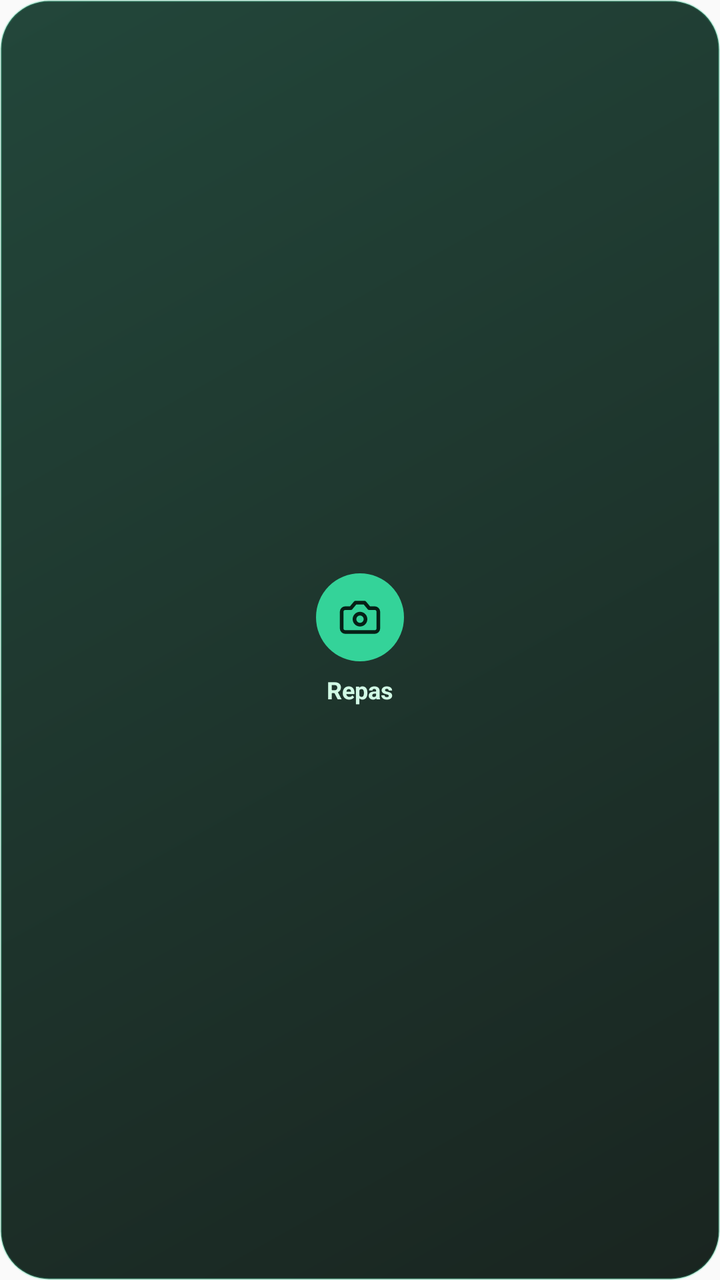
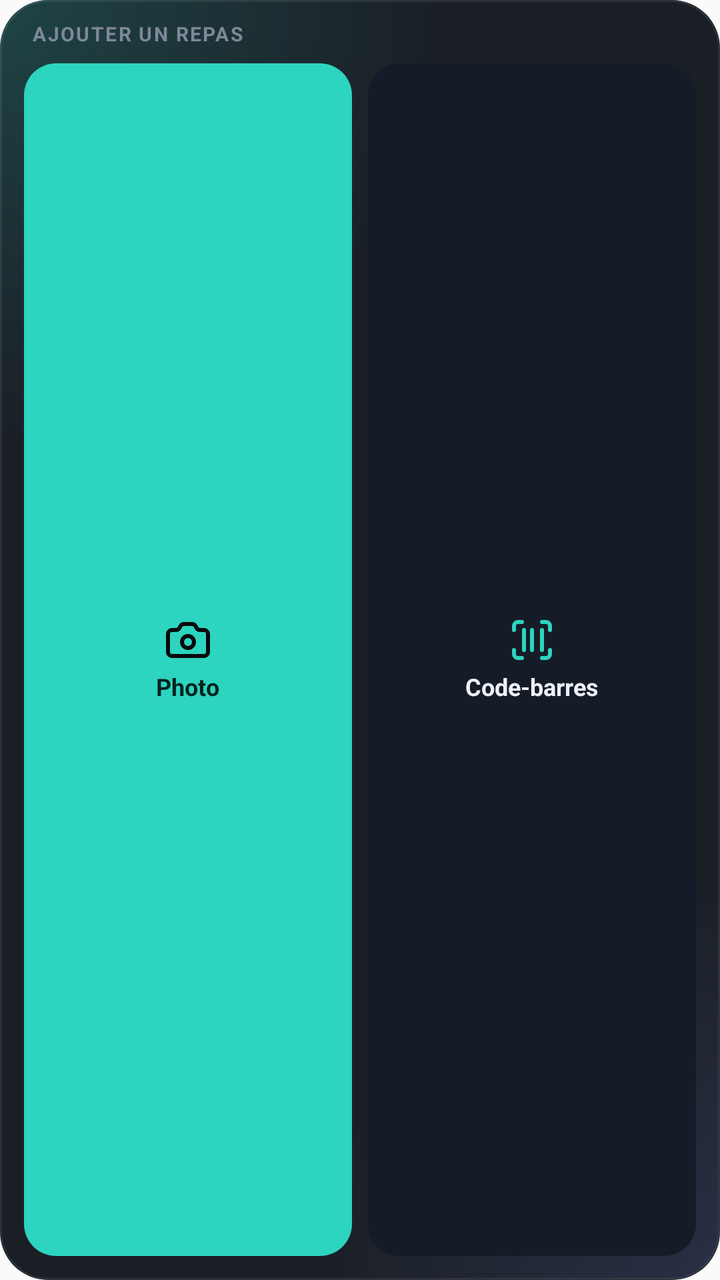

Two renders of the same Android screen: before a commit and after it. Below are the layout's source before the change and the commit's diff.
<!-- AndroidManifest.xml: application theme AppTheme -->
<!-- res/layout/widget_photo.xml -->
<?xml version="1.0" encoding="utf-8"?>
<LinearLayout xmlns:android="http://schemas.android.com/apk/res/android"
    android:id="@+id/photo_root"
    android:layout_width="match_parent"
    android:layout_height="match_parent"
    android:background="@drawable/widget_photo_bg"
    android:gravity="center"
    android:orientation="vertical"
    android:padding="8dp">

    <ImageView
        android:layout_width="44dp"
        android:layout_height="44dp"
        android:background="@drawable/widget_photo_icon_bg"
        android:padding="11dp"
        android:src="@drawable/ic_widget_camera"
        android:contentDescription="@null" />

    <TextView
        android:layout_width="wrap_content"
        android:layout_height="wrap_content"
        android:layout_marginTop="6dp"
        android:text="@string/widget_photo_label"
        android:textColor="#D1FAE5"
        android:textSize="12sp"
        android:textStyle="bold" />
</LinearLayout>
<!-- resources referenced by this layout -->
<resources>
  <!-- drawable ic_widget_camera (drawable) -->
  <?xml version="1.0" encoding="utf-8"?>
  <vector xmlns:android="http://schemas.android.com/apk/res/android"
      android:width="24dp" android:height="24dp" android:viewportWidth="24" android:viewportHeight="24">
      <path android:fillColor="#00000000" android:strokeColor="#062016" android:strokeWidth="2"
          android:strokeLineCap="round" android:strokeLineJoin="round"
          android:pathData="M14.5,4h-5L7,7H4a2,2 0,0 0,-2 2v9a2,2 0,0 0,2 2h16a2,2 0,0 0,2 -2V9a2,2 0,0 0,-2 -2h-3l-2.5,-3z" />
      <path android:fillColor="#00000000" android:strokeColor="#062016" android:strokeWidth="2"
          android:pathData="M12,13m-3,0a3,3 0,1 0,6 0a3,3 0,1 0,-6 0" />
  </vector>
  <!-- drawable widget_photo_bg (drawable) -->
  <?xml version="1.0" encoding="utf-8"?>
  <shape xmlns:android="http://schemas.android.com/apk/res/android" android:shape="rectangle">
      <gradient android:angle="315" android:startColor="#F0153B2E" android:endColor="#F00B1712" />
      <stroke android:width="1dp" android:color="#4034D399" />
      <corners android:radius="24dp" />
  </shape>
  <!-- drawable widget_photo_icon_bg (drawable) -->
  <?xml version="1.0" encoding="utf-8"?>
  <shape xmlns:android="http://schemas.android.com/apk/res/android" android:shape="oval">
      <solid android:color="#FF34D399" />
  </shape>
  <string name="widget_photo_label">Repas</string>
  <!-- unchanged entries left out for length: 1 -->
</resources>

<!-- the commit's change to res/layout/widget_photo.xml (unified diff, before → after) -->
@@ -3,25 +3,82 @@
     android:id="@+id/photo_root"
     android:layout_width="match_parent"
     android:layout_height="match_parent"
-    android:background="@drawable/widget_photo_bg"
-    android:gravity="center"
+    android:background="@drawable/widget_bg"
     android:orientation="vertical"
-    android:padding="8dp">
-
-    <ImageView
-        android:layout_width="44dp"
-        android:layout_height="44dp"
-        android:background="@drawable/widget_photo_icon_bg"
-        android:padding="11dp"
-        android:src="@drawable/ic_widget_camera"
-        android:contentDescription="@null" />
+    android:paddingStart="12dp"
+    android:paddingEnd="12dp"
+    android:paddingTop="10dp"
+    android:paddingBottom="12dp">
 
     <TextView
         android:layout_width="wrap_content"
         android:layout_height="wrap_content"
-        android:layout_marginTop="6dp"
-        android:text="@string/widget_photo_label"
-        android:textColor="#D1FAE5"
-        android:textSize="12sp"
+        android:layout_marginStart="4dp"
+        android:text="@string/widget_photo_kicker"
+        android:textAllCaps="true"
+        android:letterSpacing="0.08"
+        android:textColor="#7D8899"
+        android:textSize="10sp"
         android:textStyle="bold" />
+
+    <LinearLayout
+        android:layout_width="match_parent"
+        android:layout_height="0dp"
+        android:layout_marginTop="8dp"
+        android:layout_weight="1"
+        android:orientation="horizontal">
+
+        <LinearLayout
+            android:id="@+id/photo_btn"
+            android:layout_width="0dp"
+            android:layout_height="match_parent"
+            android:layout_weight="1"
+            android:background="@drawable/widget_pill_square"
+            android:gravity="center"
+            android:orientation="vertical"
+            android:padding="6dp">
+
+            <ImageView
+                android:layout_width="24dp"
+                android:layout_height="24dp"
+                android:src="@drawable/ic_w_camera"
+                android:contentDescription="@null" />
+
+            <TextView
+                android:layout_width="wrap_content"
+                android:layout_height="wrap_content"
+                android:layout_marginTop="3dp"
+                android:text="@string/widget_photo_label"
+                android:textColor="#03221F"
+                android:textSize="12sp"
+                android:textStyle="bold" />
+        </LinearLayout>
+
+        <LinearLayout
+            android:id="@+id/scan_btn"
+            android:layout_width="0dp"
+            android:layout_height="match_parent"
+            android:layout_marginStart="8dp"
+            android:layout_weight="1"
+            android:background="@drawable/widget_chip"
+            android:gravity="center"
+            android:orientation="vertical"
+            android:padding="6dp">
+
+            <ImageView
+                android:layout_width="24dp"
+                android:layout_height="24dp"
+                android:src="@drawable/ic_w_scan"
+                android:contentDescription="@null" />
+
+            <TextView
+                android:layout_width="wrap_content"
+                android:layout_height="wrap_content"
+                android:layout_marginTop="3dp"
+                android:text="@string/widget_scan_label"
+                android:textColor="#EDF1F7"
+                android:textSize="12sp"
+                android:textStyle="bold" />
+        </LinearLayout>
+    </LinearLayout>
 </LinearLayout>
<!-- resource entries referenced after the edit -->
@@ -1,28 +1,73 @@
 <!-- resources referenced by this layout -->
 <resources>
-  <!-- drawable ic_widget_camera (drawable) -->
+  <!-- drawable ic_w_camera (drawable) -->
   <?xml version="1.0" encoding="utf-8"?>
   <vector xmlns:android="http://schemas.android.com/apk/res/android"
       android:width="24dp" android:height="24dp" android:viewportWidth="24" android:viewportHeight="24">
-      <path android:fillColor="#00000000" android:strokeColor="#062016" android:strokeWidth="2"
-          android:strokeLineCap="round" android:strokeLineJoin="round"
-          android:pathData="M14.5,4h-5L7,7H4a2,2 0,0 0,-2 2v9a2,2 0,0 0,2 2h16a2,2 0,0 0,2 -2V9a2,2 0,0 0,-2 -2h-3l-2.5,-3z" />
-      <path android:fillColor="#00000000" android:strokeColor="#062016" android:strokeWidth="2"
-          android:pathData="M12,13m-3,0a3,3 0,1 0,6 0a3,3 0,1 0,-6 0" />
+      <path android:fillColor="#00000000" android:strokeColor="#07090D" android:strokeWidth="2" android:strokeLineCap="round" android:strokeLineJoin="round"
+          android:pathData="M 13.997 4 a2 2 0 0 1 1.76 1.05 l.486 .9 A2 2 0 0 0 18.003 7 H20 a2 2 0 0 1 2 2 v9 a2 2 0 0 1 -2 2 H4 a2 2 0 0 1 -2 -2 V9 a2 2 0 0 1 2 -2 h1.997 a2 2 0 0 0 1.759 -1.048 l.489 -.904 A2 2 0 0 1 10.004 4 z" />
+      <path android:fillColor="#00000000" android:strokeColor="#07090D" android:strokeWidth="2" android:strokeLineCap="round" android:strokeLineJoin="round"
+          android:pathData="M9,13a3,3 0,1 0,6,0a3,3 0,1 0,-6,0" />
   </vector>
-  <!-- drawable widget_photo_bg (drawable) -->
+  <!-- drawable ic_w_scan (drawable) -->
+  <?xml version="1.0" encoding="utf-8"?>
+  <vector xmlns:android="http://schemas.android.com/apk/res/android"
+      android:width="24dp" android:height="24dp" android:viewportWidth="24" android:viewportHeight="24">
+      <path android:fillColor="#00000000" android:strokeColor="#2DD4BF" android:strokeWidth="2" android:strokeLineCap="round" android:strokeLineJoin="round"
+          android:pathData="M 3 7 V5 a2 2 0 0 1 2 -2 h2" />
+      <path android:fillColor="#00000000" android:strokeColor="#2DD4BF" android:strokeWidth="2" android:strokeLineCap="round" android:strokeLineJoin="round"
+          android:pathData="M 17 3 h2 a2 2 0 0 1 2 2 v2" />
+      <path android:fillColor="#00000000" android:strokeColor="#2DD4BF" android:strokeWidth="2" android:strokeLineCap="round" android:strokeLineJoin="round"
+          android:pathData="M 21 17 v2 a2 2 0 0 1 -2 2 h-2" />
+      <path android:fillColor="#00000000" android:strokeColor="#2DD4BF" android:strokeWidth="2" android:strokeLineCap="round" android:strokeLineJoin="round"
+          android:pathData="M 7 21 H5 a2 2 0 0 1 -2 -2 v-2" />
+      <path android:fillColor="#00000000" android:strokeColor="#2DD4BF" android:strokeWidth="2" android:strokeLineCap="round" android:strokeLineJoin="round"
+          android:pathData="M 8 7 v10" />
+      <path android:fillColor="#00000000" android:strokeColor="#2DD4BF" android:strokeWidth="2" android:strokeLineCap="round" android:strokeLineJoin="round"
+          android:pathData="M 12 7 v10" />
+      <path android:fillColor="#00000000" android:strokeColor="#2DD4BF" android:strokeWidth="2" android:strokeLineCap="round" android:strokeLineJoin="round"
+          android:pathData="M 17 7 v10" />
+  </vector>
+  <!-- drawable widget_bg (drawable) -->
+  <?xml version="1.0" encoding="utf-8"?>
+  <layer-list xmlns:android="http://schemas.android.com/apk/res/android">
+      <item>
+          <shape android:shape="rectangle">
+              <solid android:color="#F20E131B" />
+              <corners android:radius="24dp" />
+          </shape>
+      </item>
+      <item>
+          <shape android:shape="rectangle">
+              <gradient android:type="radial" android:centerX="0" android:centerY="0" android:gradientRadius="220dp"
+                  android:startColor="#332DD4BF" android:endColor="#002DD4BF" />
+              <corners android:radius="24dp" />
+          </shape>
+      </item>
+      <item>
+          <shape android:shape="rectangle">
+              <gradient android:type="radial" android:centerX="1" android:centerY="1" android:gradientRadius="200dp"
+                  android:startColor="#26818CF8" android:endColor="#00818CF8" />
+              <corners android:radius="24dp" />
+              <stroke android:width="1dp" android:color="#14FFFFFF" />
+          </shape>
+      </item>
+  </layer-list>
+  <!-- drawable widget_chip (drawable) -->
   <?xml version="1.0" encoding="utf-8"?>
   <shape xmlns:android="http://schemas.android.com/apk/res/android" android:shape="rectangle">
-      <gradient android:angle="315" android:startColor="#F0153B2E" android:endColor="#F00B1712" />
-      <stroke android:width="1dp" android:color="#4034D399" />
-      <corners android:radius="24dp" />
+      <solid android:color="#FF151C27" />
+      <corners android:radius="16dp" />
   </shape>
-  <!-- drawable widget_photo_icon_bg (drawable) -->
+  <!-- drawable widget_pill_square (drawable) -->
   <?xml version="1.0" encoding="utf-8"?>
-  <shape xmlns:android="http://schemas.android.com/apk/res/android" android:shape="oval">
-      <solid android:color="#FF34D399" />
+  <shape xmlns:android="http://schemas.android.com/apk/res/android" android:shape="rectangle">
+      <solid android:color="#FF2DD4BF" />
+      <corners android:radius="16dp" />
   </shape>
-  <string name="widget_photo_label">Repas</string>
+  <string name="widget_photo_kicker">Ajouter un repas</string>
+  <string name="widget_photo_label">Photo</string>
+  <string name="widget_scan_label">Code-barres</string>
   <!-- unchanged entries left out for length: 1 -->
 </resources>
 
